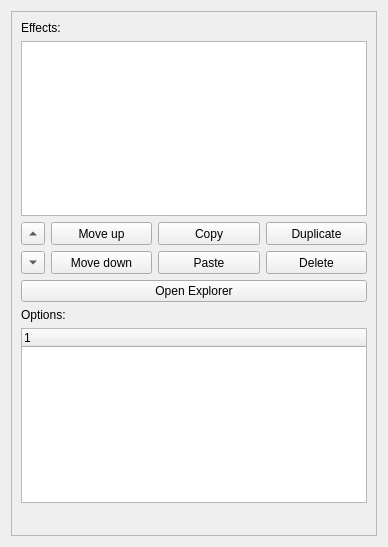
The window that ui/uifiles/editors/effects.ui (timofey260/RWE-Sharp) describes before a commit, drawn with Qt 5.
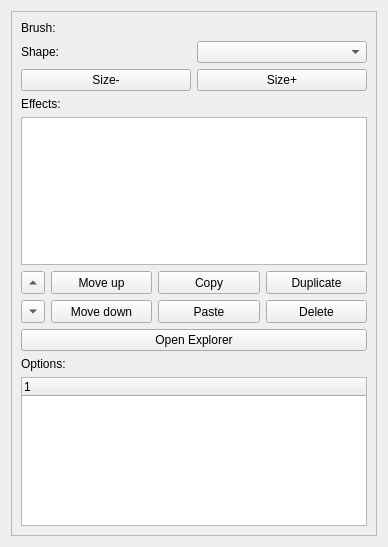
The same window after the commit.

What changed in the file:
```diff
--- a/ui/uifiles/editors/effects.ui
+++ b/ui/uifiles/editors/effects.ui
@@ -29,6 +29,45 @@
        </rect>
       </property>
       <layout class="QVBoxLayout" name="verticalLayout_12">
+       <item>
+        <widget class="QLabel" name="label">
+         <property name="text">
+          <string>Brush:</string>
+         </property>
+        </widget>
+       </item>
+       <item>
+        <layout class="QHBoxLayout" name="horizontalLayout">
+         <item>
+          <widget class="QLabel" name="label_2">
+           <property name="text">
+            <string>Shape:</string>
+           </property>
+          </widget>
+         </item>
+         <item>
+          <widget class="QComboBox" name="BrushShape"/>
+         </item>
+        </layout>
+       </item>
+       <item>
+        <layout class="QHBoxLayout" name="horizontalLayout_2">
+         <item>
+          <widget class="QPushButton" name="BrushSizeDown">
+           <property name="text">
+            <string>Size-</string>
+           </property>
+          </widget>
+         </item>
+         <item>
+          <widget class="QPushButton" name="BrushSizeUp">
+           <property name="text">
+            <string>Size+</string>
+           </property>
+          </widget>
+         </item>
+        </layout>
+       </item>
        <item>
         <widget class="QLabel" name="label_6">
          <property name="text">
```
